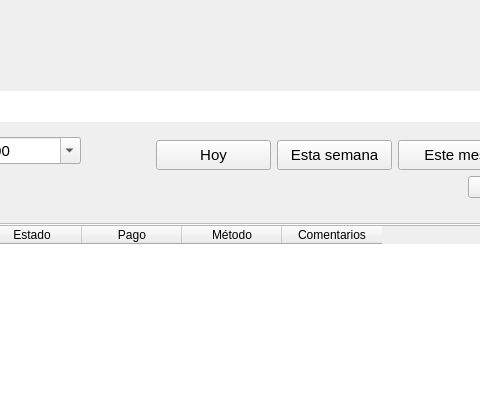
The window that designer/Ui_AdministrarVentas.ui (ivanperez-7/printpos) describes before a commit, drawn with Qt 5; both pictures show x 549 to 1029 and y 0 to 395 of the 1161 by 731 pixel window.
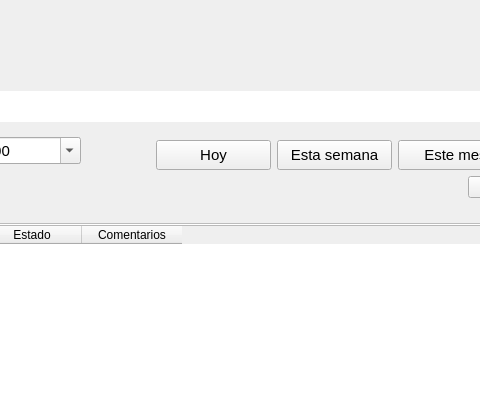
The same window after the commit. Icons and pictures are not drawn. Custom widgets are drawn as their Qt base class.

Patch:
```diff
--- a/designer/Ui_AdministrarVentas.ui
+++ b/designer/Ui_AdministrarVentas.ui
@@ -487,16 +487,6 @@
               <string>Estado</string>
              </property>
             </column>
-            <column>
-             <property name="text">
-              <string>Pago</string>
-             </property>
-            </column>
-            <column>
-             <property name="text">
-              <string>Método</string>
-             </property>
-            </column>
             <column>
              <property name="text">
               <string>Comentarios</string>
```
Left out of the diff: 10 changed lines with no effect on the pictures.
